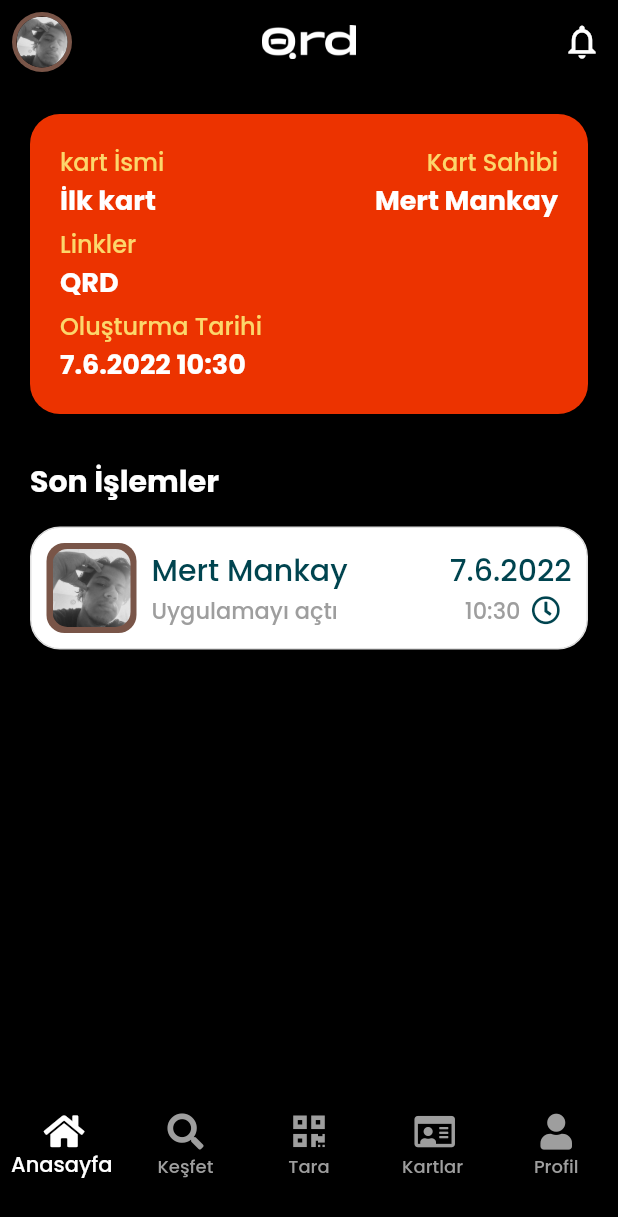
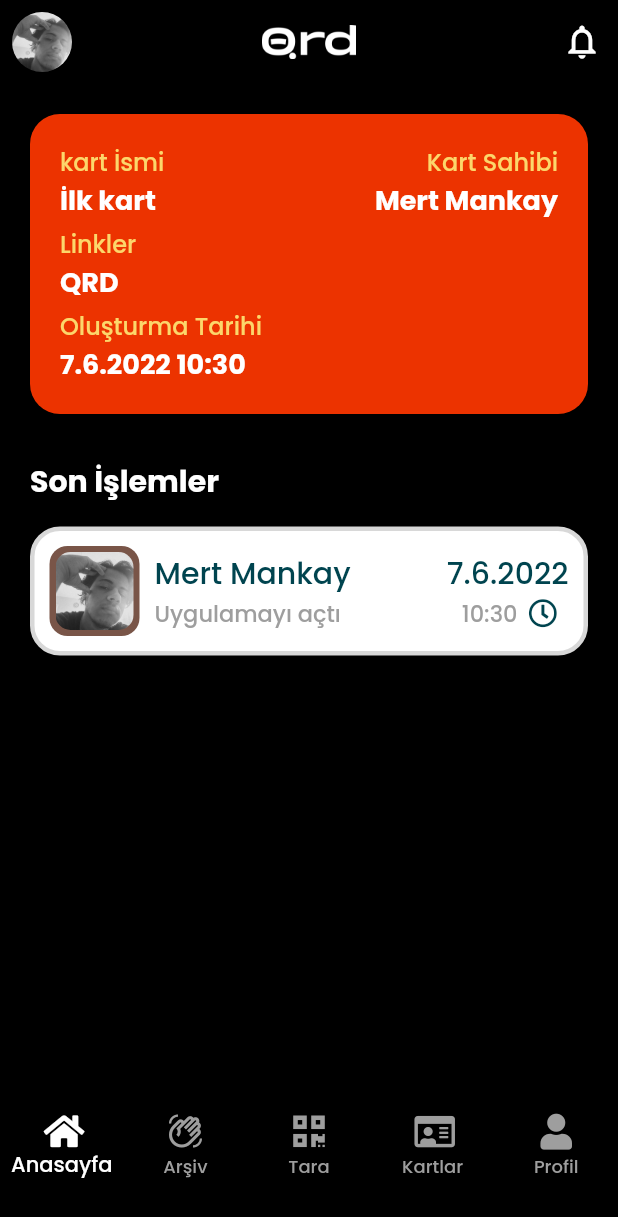
Before and after one commit to MankayXX/QRD, a Flutter app: the screen it shows after launch, on a phone screen of 412 x 824 dp. Shown: the top 1217 px of the screen. Run offline on Flutter 3.47's test engine with Material 2 defaults, Android fonts, the phone set to English and light mode, and no system bars; our stand-ins replace file_picker, font_awesome_flutter, qr_flutter, shared_preferences; missing offline and left inert: mysql1, o_color_picker, qr_code_scanner, units_converter; accounts and stored records are empty.

Commit message:
08.06.22
sunum için son düzenlemeler

```diff
--- a/lib/Other_screens/register.dart
+++ b/lib/Other_screens/register.dart
@@ -216,7 +216,7 @@ class _RegisterPageState extends State<RegisterPage> {
                   onPressed: () => Navigator.pop(context),
                   icon: Icon(
                     Icons.arrow_back_ios_outlined,
-                    color: Colors.blue.withOpacity(.75),
+                    color: Colors.black,
                     size: 26,
                   ),
                 ),
@@ -227,7 +227,7 @@ class _RegisterPageState extends State<RegisterPage> {
                   "Kayıt ol",
                   style: TextStyle(
                       fontSize: 20,
-                      color: Colors.blue.withOpacity(.75),
+                      color: Colors.black,
                       fontWeight: FontWeight.bold),
                 )
               ],
--- a/lib/main.dart
+++ b/lib/main.dart
@@ -19,10 +19,10 @@ void main() async {
 class MyApp extends StatelessWidget {
   @override
   Widget build(BuildContext context) {
-    return Consumer<ThemeProvider>(builder: (context, ThemeProvider, child) {
+    return Consumer<ThemeProvider>(builder: (context, themeProvider, child) {
       return MaterialApp(
         debugShowCheckedModeBanner: false,
-        theme: ThemeProvider.getTheme,
+        theme: themeProvider.getTheme,
         home: Check(),
       );
     });
--- a/lib/screens/base_screen.dart
+++ b/lib/screens/base_screen.dart
@@ -52,7 +52,7 @@ class _BaseScreenState extends State<BaseScreen> {
                   label: "Anasayfa",
                 ),
                 BottomNavigationBarItem(
-                    icon: Icon(FontAwesomeIcons.search), label: "Keşfet"),
+                    icon: Icon(Icons.waving_hand_outlined), label: "Arşiv"),
                 BottomNavigationBarItem(
                     icon: Icon(FontAwesomeIcons.qrcode), label: "Tara"),
                 BottomNavigationBarItem(
--- a/lib/screens/home_screen.dart
+++ b/lib/screens/home_screen.dart
@@ -3,6 +3,7 @@ import 'package:qrd_qr_card_ui/constants/color_constants.dart';
 import 'package:qrd_qr_card_ui/data/Connection.dart';
 import 'package:qrd_qr_card_ui/data/card_data.dart';
 import 'package:qrd_qr_card_ui/data/transaction_data.dart';
+import 'package:qrd_qr_card_ui/screens/sign_screen.dart';
 import 'package:qrd_qr_card_ui/widgets/my_card.dart';
 import 'package:qrd_qr_card_ui/widgets/transaction_card.dart';
 import 'dart:math';
@@ -31,7 +32,7 @@ class _HomeScreenState extends State<HomeScreen> {
           child: Container(
             child: GestureDetector(
                 onTap: () {
-                girdi_mi();
+                  girdiMi();
                   return showDialog(
                       context: context,
                       builder: (context) {
@@ -50,15 +51,13 @@ class _HomeScreenState extends State<HomeScreen> {
                             ));
                       });
                 },
-              child: CircleAvatar(
-                backgroundColor: pp,
-                radius: 19,
-                child: CircleAvatar(
-                    backgroundImage:
-                        AssetImage("assets/pictures/profile_pic.jpeg"),
-                    radius: 17),
-              ),
-            ),
+                child: ClipRRect(
+                  borderRadius: BorderRadius.all(Radius.circular(50)),
+                  child: Container(
+                      width: 100,
+                      height: 100,
+                      child: Image.asset("assets/pictures/profile_pic.jpeg")),
+                )),
           ),
         ),
         actions: [
--- a/lib/widgets/my_card.dart
+++ b/lib/widgets/my_card.dart
@@ -249,7 +249,7 @@ class _MyCardState extends State<MyCard> {
                       style: ApptextStyle.MY_CARD_TITLE,
                     ),
                     Text(
-                      "Mert Mankay", //TODO buraya kullanıcı adı gelecek
+                      "Mert Mankay",
                       textAlign: TextAlign.right,
                       style: ApptextStyle.MY_CARD_SUBTITLE,
                     ),
--- a/lib/widgets/my_little_card.dart
+++ b/lib/widgets/my_little_card.dart
@@ -92,7 +92,7 @@ class _MyLitteCardState extends State<MyLittleCard> {
                           style: ApptextStyle.MY_CARD_TITLE,
                         ),
                         Text(
-                          "Mert Mankay", //TODO buraya kullanıcı adı gelecek
+                          "Mert Mankay",
                           textAlign: TextAlign.right,
                           style: ApptextStyle.MY_CARD_SUBTITLE,
                         ),
--- a/lib/widgets/profile_card.dart
+++ b/lib/widgets/profile_card.dart
@@ -78,7 +78,7 @@ class _ProfileCardState extends State<ProfileCard> {
               widget.profile_card.kartIsmi,
               style: ApptextStyle.MY_CARD_SUBTITLE,
             ),
-            Icon(FontAwesomeIcons.idCard)
+            Icon(FontAwesomeIcons.idCard, color: Colors.white),
           ],
         ),
       ),
--- a/lib/widgets/transaction_card.dart
+++ b/lib/widgets/transaction_card.dart
@@ -5,6 +5,7 @@ import 'package:qrd_qr_card_ui/data/date_date.dart';
 import 'package:qrd_qr_card_ui/data/transaction_data.dart';
 import 'package:qrd_qr_card_ui/constants/color_constants.dart';
 import 'package:qrd_qr_card_ui/Other_screens/theme_screen.dart';
+import 'package:qrd_qr_card_ui/screens/sign_screen.dart';
 
 class TransactionCard extends StatelessWidget {
   final TransactionModel transaction;
@@ -36,7 +37,8 @@ class TransactionCard extends StatelessWidget {
         decoration: BoxDecoration(
             color: Colors.white,
             borderRadius: BorderRadius.circular(20),
-            border: Border.all(color: Colors.grey[300])),
+            border: Border.all(
+                color: Color.fromARGB(255, 216, 216, 216), width: 3)),
         child: Row(
           mainAxisAlignment: MainAxisAlignment.spaceBetween,
           children: [
```
Also changed, not shown: lib/constants/color_constants.dart (+22 -5 lines), lib/data/Connection.dart (+10 -9 lines), lib/screens/profile_screen.dart (+3 -5 lines), lib/screens/sign_screen.dart (+8 -3 lines), lib/widgets/other_card.dart (+2 -15 lines), 2 other files. Lines whose indentation alone changed are shown as unchanged.
